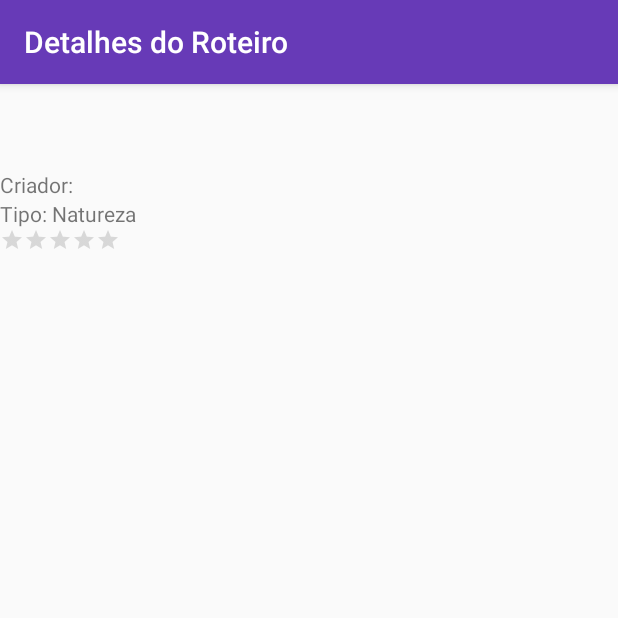
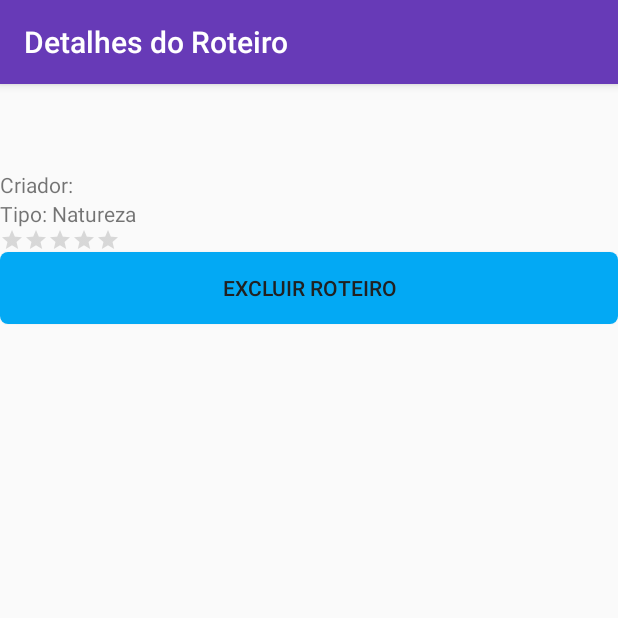
Before and after one commit to andretalpo/TourIt, an Android app: the CreateRoteiroActivity screen opened directly, with no data from a screen before it, after a tap on an icon or button, on a phone screen of 412 x 824 dp, the top half of it. Run offline under Robolectric (Android 15) with nearby library versions, the phone set to English and light mode, and no system bars; our stand-ins replace Firebase (no records; nobody signed in at launch, a user with empty details on screens opened directly); 1 statement that could not run was skipped.

Commit message:
Delete Roteiro

```diff
--- a/app/src/main/java/br/com/marcus/fernanda/andre/tourit/roteiro/controller/RoteiroDetailsActivity.java
+++ b/app/src/main/java/br/com/marcus/fernanda/andre/tourit/roteiro/controller/RoteiroDetailsActivity.java
@@ -1,11 +1,18 @@
 package br.com.marcus.fernanda.andre.tourit.roteiro.controller;
 
+import android.app.ProgressDialog;
+import android.os.AsyncTask;
 import android.support.v4.app.FragmentTransaction;
 import android.support.v7.app.AppCompatActivity;
 import android.os.Bundle;
+import android.view.View;
+import android.widget.Button;
 import android.widget.FrameLayout;
 import android.widget.RatingBar;
 import android.widget.TextView;
+import android.widget.Toast;
+
+import java.sql.SQLException;
 
 import br.com.marcus.fernanda.andre.tourit.R;
 import br.com.marcus.fernanda.andre.tourit.local.controler.LocalDetailsActivity;
@@ -15,6 +22,8 @@ import br.com.marcus.fernanda.andre.tourit.roteiro.model.Roteiro;
 import br.com.marcus.fernanda.andre.tourit.roteiro.model.RoteiroService;
 
 public class RoteiroDetailsActivity extends AppCompatActivity {
+
+    ProgressDialog progressDialog;
 
     @Override
     protected void onCreate(Bundle savedInstanceState) {
@@ -29,7 +38,7 @@ public class RoteiroDetailsActivity extends AppCompatActivity {
         FragmentTransaction transaction = getSupportFragmentManager().beginTransaction();
         LocalListFragment localFragment = new LocalListFragment();
 
-        Roteiro roteiro = (Roteiro) getIntent().getSerializableExtra("roteiro");
+        final Roteiro roteiro = (Roteiro) getIntent().getSerializableExtra("roteiro");
 
         Bundle bundle = new Bundle();
         bundle.putString("acao", "consultaLocaisBanco");
@@ -45,6 +54,14 @@ public class RoteiroDetailsActivity extends AppCompatActivity {
         tipoRoteiroTextView.setText(roteiro.getTipoRoteiro());
         roteiroRatingBar.setRating(roteiro.getNotaRoteiro());
 
+        Button button = (Button) findViewById(R.id.botaoExcluir);
+        button.setOnClickListener(new View.OnClickListener() {
+            @Override
+            public void onClick(View view) {
+                new ExcluirRoteiroTask().execute(roteiro);
+            }
+        });
+
     }
 
     @Override
@@ -52,4 +69,25 @@ public class RoteiroDetailsActivity extends AppCompatActivity {
         super.onDestroy();
         LocalDetailsActivity.setConsultando(false);
     }
+
+    private class ExcluirRoteiroTask extends AsyncTask<Roteiro, Void, Boolean> {
+
+        @Override
+        protected void onPreExecute() {
+            progressDialog = ProgressDialog.show(RoteiroDetailsActivity.this, "Excluindo roteiro.", "Aguarde", true, false);
+        }
+
+        @Override
+        protected Boolean doInBackground(Roteiro... roteiro) {
+            new RoteiroService(RoteiroDetailsActivity.this, MainActivity.idUsuarioGoogle).excluirRoteiro(roteiro [0].getIdRoteiro());
+            return true;
+        }
+
+        @Override
+        protected void onPostExecute(Boolean sucesso) {
+            Toast.makeText(RoteiroDetailsActivity.this, "Roteiro excluído com sucesso!", Toast.LENGTH_SHORT).show();
+            progressDialog.dismiss();
+            RoteiroDetailsActivity.this.finish();
+        }
+    }
 }
--- a/app/src/main/res/layout/activity_roteiro_details.xml
+++ b/app/src/main/res/layout/activity_roteiro_details.xml
@@ -57,8 +57,18 @@
 
     <FrameLayout
         android:layout_width="match_parent"
+        android:layout_height="320dp"
+        android:layout_below="@id/avaliacaoRoteiroRoteiroDetailsRatingBar"
+        android:id="@+id/listaLocaisRoteiroDetailsFrameLayout">
+
+    </FrameLayout>
+
+    <Button
+        android:id="@+id/botaoExcluir"
+        android:layout_width="match_parent"
         android:layout_height="wrap_content"
-        android:layout_below="@id/avaliacaoRoteiroRoteiroDetailsRatingBar"
-        android:id="@+id/listaLocaisRoteiroDetailsFrameLayout"/>
+        android:layout_below="@id/listaLocaisRoteiroDetailsFrameLayout"
+        android:background="@drawable/bordas_botao"
+        android:text="Excluir Roteiro" />
 
 </RelativeLayout>
```
Also changed, not shown: app/src/main/java/br/com/marcus/fernanda/andre/tourit/roteiro/dao/RoteiroDAO.java (+65 -1 lines), app/src/main/java/br/com/marcus/fernanda/andre/tourit/roteiro/model/RoteiroService.java (+10 -0 lines), app/src/main/java/br/com/marcus/fernanda/andre/tourit/usuario/dao/UsuarioDAO.java (+12 -0 lines).
